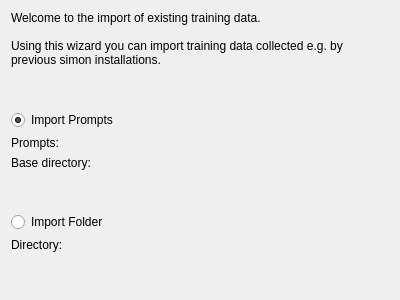
Qt form simon/src/simonmodelmanagementui/ImportTrainingData/importtrainingdataintrodlg.ui (KDE/simon) before a commit.
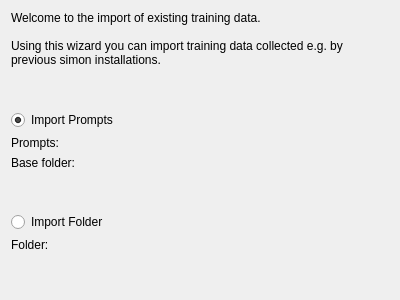
The same form after that commit. Custom widgets are drawn as their Qt base class.

```diff
--- a/simon/src/simonmodelmanagementui/ImportTrainingData/importtrainingdataintrodlg.ui
+++ b/simon/src/simonmodelmanagementui/ImportTrainingData/importtrainingdataintrodlg.ui
@@ -67,7 +67,7 @@
 		   <item>
 		    <widget class="QLabel" name="lbBaseDirectory" >
 		     <property name="text" >
-			     <string>Base directory:</string>
+			     <string>Base folder:</string>
 		     </property>
 		    </widget>
 	           </item>
@@ -106,7 +106,7 @@
 		   <item>
 		    <widget class="QLabel" name="lbFolder" >
 		     <property name="text" >
-			     <string comment="Folder (path)">Directory:</string>
+			     <string>Folder:</string>
 		     </property>
 		    </widget>
 	           </item>
```
